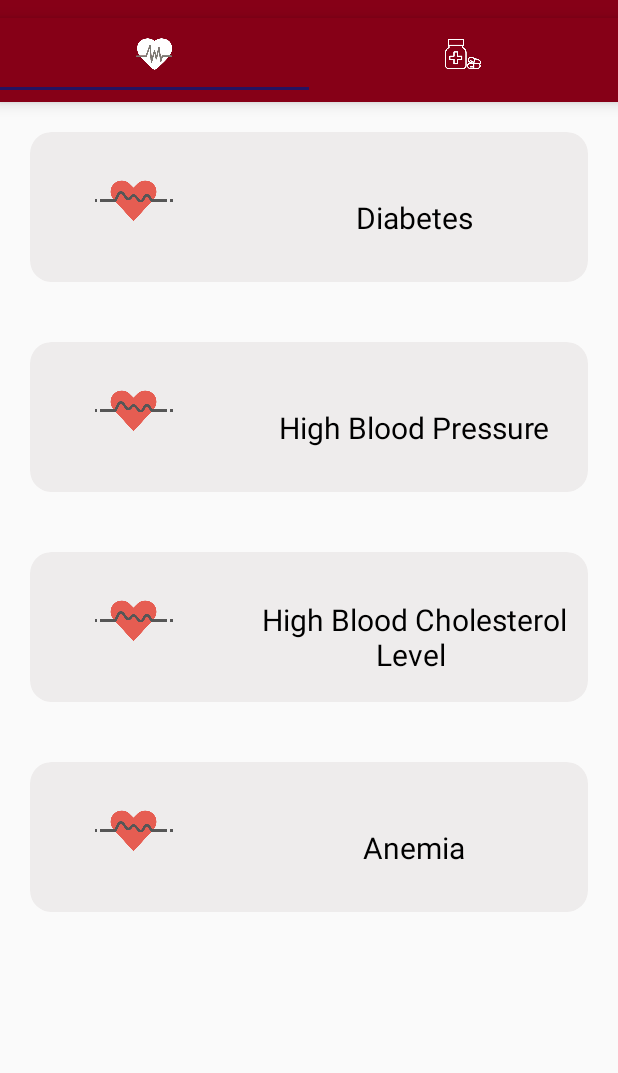
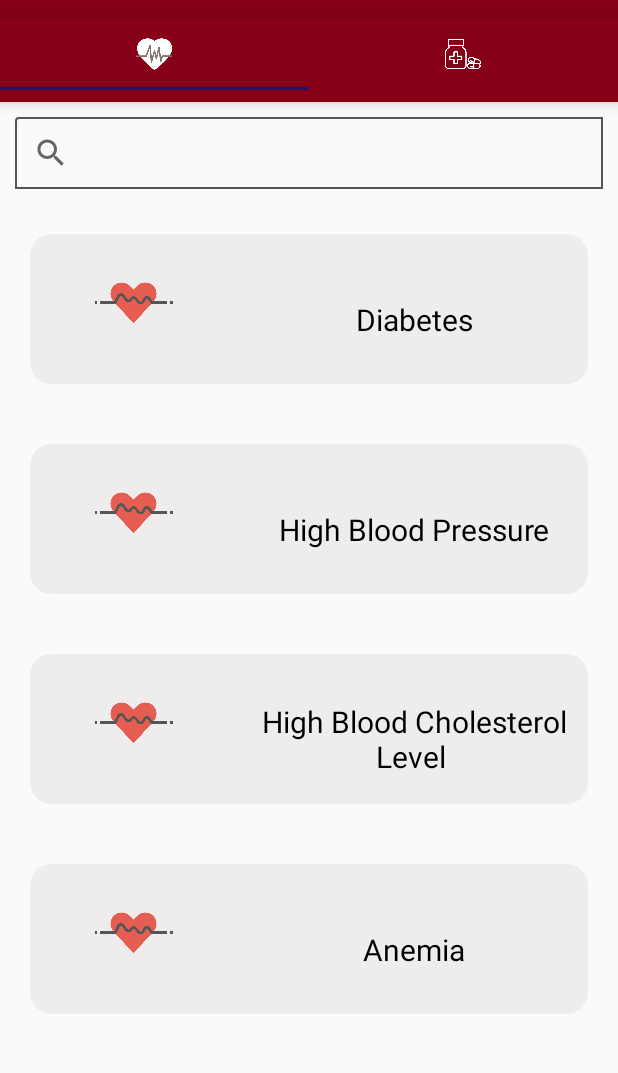
Before and after one commit to ReemaAbuabat/MyHealthGuide, an Android app: the screen it shows after launch once a user with an empty profile is signed in (MainActivity), on a phone screen of 412 x 824 dp, the part 66-1139 px from its top. Run offline under Robolectric (Android 15) with nearby library versions, the phone set to English and light mode, and no system bars; our stand-ins replace Firebase (no records; nobody signed in at launch, a user with empty details on screens opened directly); plain views replace RoundedImageView; pictures from the network do not load.

Commit message:
sprint 4 - search
sprint 4 - search

```diff
--- a/app/src/main/java/com/example/myhealthguide/DiseasesAdapter.java
+++ b/app/src/main/java/com/example/myhealthguide/DiseasesAdapter.java
@@ -11,12 +11,17 @@ import androidx.recyclerview.widget.RecyclerView;
 
 import java.util.ArrayList;
 import java.util.List;
+import java.util.Locale;
 
 
 public class DiseasesAdapter extends RecyclerView.Adapter<DiseasesAdapter.MyViewHolder> {
 
     private Context mContext;
-    private List<Disease> diseaseList;
+    /**
+     * NEW, NOV 3
+     */
+    private List<Disease> diseaseList = null;
+    private ArrayList<Disease> arraylist;
     private OnItemClickListener mListener;
 
     public void setOnItemClickListener(OnItemClickListener listener) {
@@ -54,6 +59,15 @@ public class DiseasesAdapter extends RecyclerView.Adapter<DiseasesAdapter.MyView
 
 
     public DiseasesAdapter(List<Disease> diseaseList) {
+//        this.diseaseList = diseaseList;
+
+        /**
+         * NEW, NOV 3  - HIND UPDATE -> CONSTRUCTOR CHANGED!
+         */
+        this.diseaseList = diseaseList;
+//        inflater = LayoutInflater.from(mContext);
+        this.arraylist = new ArrayList<Disease>();
+        this.arraylist.addAll(diseaseList);
         this.diseaseList = diseaseList;
     }
 
@@ -92,4 +106,27 @@ public class DiseasesAdapter extends RecyclerView.Adapter<DiseasesAdapter.MyView
     public List<Disease> getDiseaseList() {
         return diseaseList;
     }
+
+    /**
+     *
+     * NEW, NOV 3
+     * @param charText
+     */
+
+    // Filter Class
+    public void filter(String charText) {
+        charText = charText.toLowerCase(Locale.getDefault());
+        diseaseList.clear();
+        if (charText.length() == 0) {
+            diseaseList.addAll(arraylist);
+        } else {
+            for (Disease wp : arraylist) {
+                if (wp.getName().toLowerCase(Locale.getDefault()).contains(charText)) {
+                    diseaseList.add(wp);
+                }
+            }
+        }
+        notifyDataSetChanged();
+    }
+
 }
--- a/app/src/main/java/com/example/myhealthguide/TabFragmentDiseases.java
+++ b/app/src/main/java/com/example/myhealthguide/TabFragmentDiseases.java
@@ -13,6 +13,7 @@ import android.widget.EditText;
 import android.widget.ScrollView;
 import android.widget.TextView;
 
+import androidx.appcompat.widget.SearchView;
 import androidx.fragment.app.Fragment;
 import androidx.recyclerview.widget.DefaultItemAnimator;
 import androidx.recyclerview.widget.LinearLayoutManager;
@@ -27,6 +28,7 @@ public class TabFragmentDiseases  extends Fragment {
     private DiseasesAdapter mAdapter;
     private List<Disease> diseasesList = new ArrayList<>();
     private View view;
+    private SearchView searchView;
 
 //    private EditText search ;
 
@@ -51,6 +53,29 @@ public class TabFragmentDiseases  extends Fragment {
 //
 //            }
 //        });
+
+        /**
+         * CREATED ON NOV 3, 2019. HIND SEARCH TEST
+         */
+
+        searchView = view.findViewById(R.id.searchViewId);
+        searchView.setQueryHint("Search...");
+
+        // CharSequence query = searchView.getQuery(); // get the query string currently in the text field
+        searchView.setOnQueryTextListener(new SearchView.OnQueryTextListener() {
+            @Override
+            public boolean onQueryTextSubmit(String query) {
+                return false;
+            }
+
+            @Override
+            public boolean onQueryTextChange(String newText) {
+                String text = newText;
+                mAdapter.filter(text);
+                return false;
+
+            }
+        });
 
 
         init();
--- /dev/null
+++ b/app/src/main/res/drawable/rec_shape.xml
@@ -0,0 +1,12 @@
+<?xml version="1.0" encoding="utf-8"?>
+<shape xmlns:android="http://schemas.android.com/apk/res/android"
+    android:shape="rectangle">
+    <corners
+        android:radius="2dp"
+        android:topRightRadius="0dp"
+        android:bottomRightRadius="0dp"
+        android:bottomLeftRadius="0dp" />
+    <stroke
+        android:width="1dp"
+        android:color="#555353" />
+</shape>
--- a/app/src/main/res/layout/fragment_diseases_layout.xml
+++ b/app/src/main/res/layout/fragment_diseases_layout.xml
@@ -29,6 +29,19 @@
 
     <!--</LinearLayout>-->
 
+    <LinearLayout
+        android:background="@drawable/rec_shape"
+        android:layout_margin="10dp"
+        android:layout_width="match_parent"
+        android:layout_height="wrap_content">
+
+        <androidx.appcompat.widget.SearchView
+            android:id="@+id/searchViewId"
+            android:layout_width="match_parent"
+            android:layout_height="wrap_content"></androidx.appcompat.widget.SearchView>
+    </LinearLayout>
+
+
 
     <androidx.recyclerview.widget.RecyclerView
         android:id="@+id/recycler_view"
```
